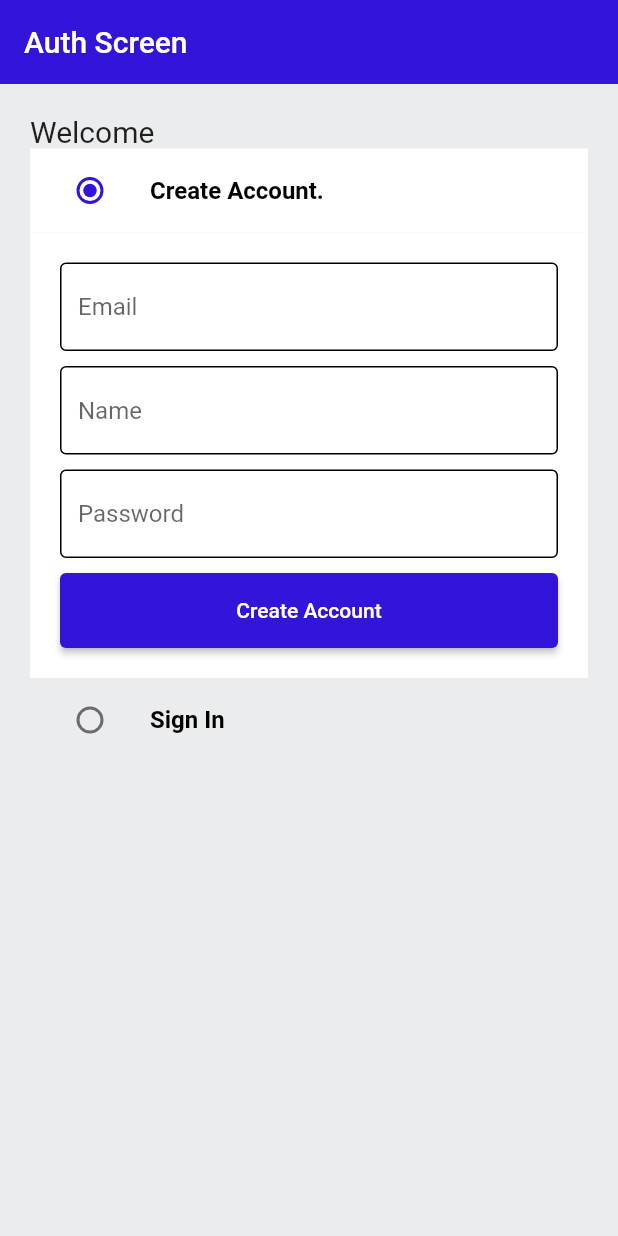
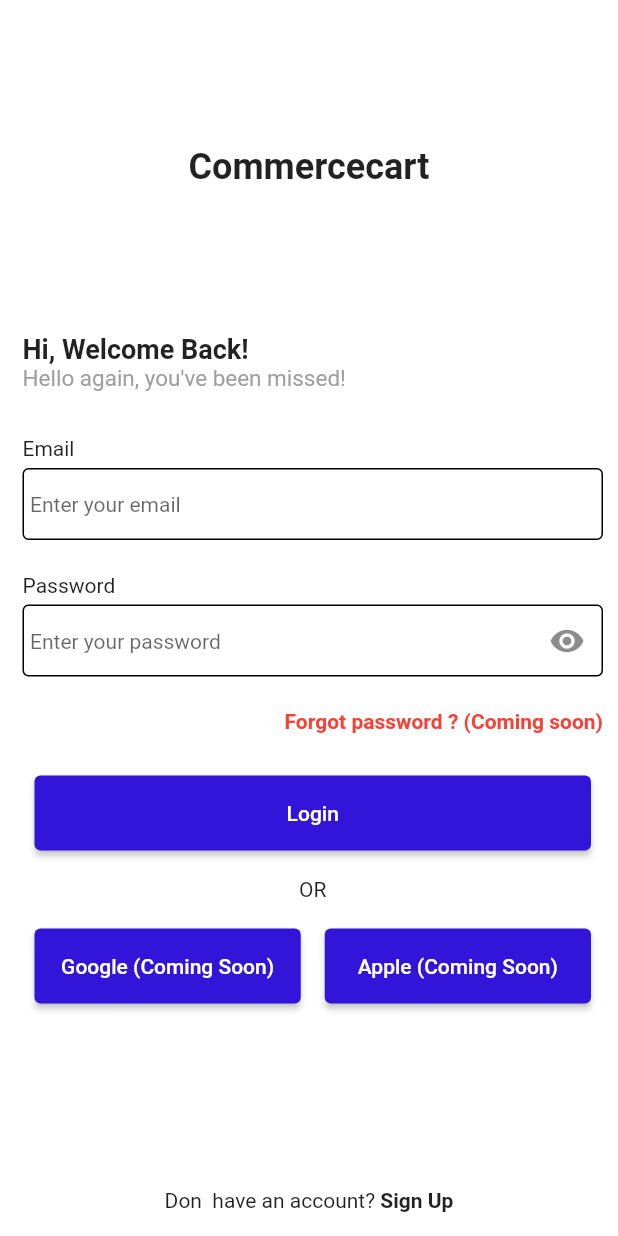
Before and after one commit to yashrajjain726/commercecart, a Flutter app: the screen it shows after launch, on a phone screen of 412 x 824 dp. Run offline on Flutter 3.47's test engine with Material 2 defaults, Android fonts, the light colour scheme and no system bars; our stand-ins replace badges, carousel_slider, dotted_border, file_picker, fl_chart, flutter_rating_bar and 1 more; missing offline and left inert: cloudinary_public, pay.

Commit message:
ui changes added for login and signup

```diff
--- /dev/null
+++ b/lib/common/ui_widgets/custom_button.dart
@@ -0,0 +1,32 @@
+import 'package:flutter/material.dart';
+
+class CustomButton extends StatelessWidget {
+  final double? width;
+  final double? height;
+  final VoidCallback onPressed;
+  final String text;
+  final TextStyle? textStyle;
+  const CustomButton(
+      {super.key,
+      this.width,
+      this.height,
+      required this.onPressed,
+      required this.text,
+      this.textStyle});
+
+  @override
+  Widget build(BuildContext context) {
+    return Padding(
+      padding: const EdgeInsets.all(8.0),
+      child: ElevatedButton(
+          style: ButtonStyle(
+              minimumSize: MaterialStateProperty.all(
+                  Size(width ?? double.infinity, height ?? 50))),
+          onPressed: onPressed,
+          child: Text(
+            text,
+            style: textStyle,
+          )),
+    );
+  }
+}
--- /dev/null
+++ b/lib/common/ui_widgets/custom_textfield.dart
@@ -0,0 +1,77 @@
+import 'package:flutter/material.dart';
+
+class CustomTextField extends StatefulWidget {
+  final String text;
+  final double? height;
+  final TextEditingController controller;
+  final String hintText;
+  final int? maxLines;
+  final bool? obscure;
+  final Function(String? value) validator;
+
+  const CustomTextField(
+      {super.key,
+      required this.text,
+      this.height = 70,
+      required this.controller,
+      required this.hintText,
+      this.maxLines = 1,
+      this.obscure = false,
+      required this.validator});
+
+  @override
+  State<CustomTextField> createState() => _CustomTextFieldState();
+}
+
+class _CustomTextFieldState extends State<CustomTextField> {
+  bool passwordVisible = false;
+
+  @override
+  void initState() {
+    super.initState();
+    passwordVisible = true;
+  }
+
+  @override
+  Widget build(BuildContext context) {
+    return Column(
+      crossAxisAlignment: CrossAxisAlignment.start,
+      children: [
+        Text(widget.text),
+        const SizedBox(height: 5),
+        SizedBox(
+          height: widget.height ?? 70,
+          child: TextFormField(
+            maxLines: widget.maxLines ?? 1,
+            controller: widget.controller,
+            obscureText: widget.obscure == true ? passwordVisible : false,
+            validator: (value) => widget.validator(value),
+            decoration: InputDecoration(
+              suffixIcon: widget.obscure == true
+                  ? IconButton(
+                      icon: Icon(passwordVisible
+                          ? Icons.visibility
+                          : Icons.visibility_off),
+                      onPressed: () {
+                        setState(
+                          () {
+                            passwordVisible = !passwordVisible;
+                          },
+                        );
+                      })
+                  : null,
+              alignLabelWithHint: false,
+              hintText: widget.hintText,
+              hintStyle: const TextStyle(fontSize: 14),
+              contentPadding: const EdgeInsets.all(5),
+              border: const OutlineInputBorder(
+                  borderSide: BorderSide(color: Colors.black)),
+              enabledBorder: const OutlineInputBorder(
+                  borderSide: BorderSide(color: Colors.black)),
+            ),
+          ),
+        ),
+      ],
+    );
+  }
+}
--- a/lib/constants/utils.dart
+++ b/lib/constants/utils.dart
@@ -26,6 +26,14 @@ String? validateEmail(String? value, String text) {
   return null;
 }
 
+validateConfirmPassword(String? passValue, String? confirmPassValue) {
+  checkNullAndEmpty(confirmPassValue, 'confirm password');
+  if (confirmPassValue != passValue) {
+    return 'Your confirm password doesn\t match with password';
+  }
+  return null;
+}
+
 Future<List<File>> pickImages() async {
   List<File> images = [];
   try {
--- a/lib/features/auth/screens/auth_screen.dart
+++ /dev/null
@@ -1,175 +0,0 @@
-import 'package:commercecart/common/widgets/custom_button.dart';
-import 'package:commercecart/common/widgets/custom_textformfield.dart';
-import 'package:commercecart/constants/globals.dart';
-import 'package:commercecart/constants/utils.dart';
-import 'package:commercecart/features/auth/services/auth_service.dart';
-import 'package:flutter/material.dart';
-
-enum Auth { signin, signup }
-
-class AuthScreen extends StatefulWidget {
-  static const String routeName = '/auth';
-  const AuthScreen({super.key});
-
-  @override
-  State<AuthScreen> createState() => _AuthScreenState();
-}
-
-class _AuthScreenState extends State<AuthScreen> {
-  final TextEditingController _emailController = TextEditingController();
-  final TextEditingController _passwordController = TextEditingController();
-  final TextEditingController _nameController = TextEditingController();
-  final AuthService authService = AuthService();
-
-  final GlobalKey<FormState> _signInKey = GlobalKey();
-  final GlobalKey<FormState> _signUpKey = GlobalKey();
-  Auth _auth = Auth.signup;
-
-  @override
-  void dispose() {
-    super.dispose();
-    _emailController.dispose();
-    _passwordController.dispose();
-    _nameController.dispose();
-  }
-
-  @override
-  Widget build(BuildContext context) {
-    return Scaffold(
-      backgroundColor: Globals.greyBackgroundCOlor,
-      appBar: AppBar(title: const Text('Auth Screen')),
-      body: SafeArea(
-          child: Padding(
-        padding: const EdgeInsets.all(20),
-        child: Column(
-          crossAxisAlignment: CrossAxisAlignment.start,
-          children: [
-            const Text(
-              'Welcome',
-              style: TextStyle(fontSize: 20),
-            ),
-            ListTile(
-              selected: _auth == Auth.signup,
-              selectedTileColor: Colors.white,
-              leading: Radio(
-                activeColor: Globals.secondaryColor,
-                value: Auth.signup,
-                groupValue: _auth,
-                onChanged: (Auth? _val) {
-                  setState(() {
-                    _auth = _val!;
-                  });
-                },
-              ),
-              title: const Text(
-                'Create Account.',
-                style:
-                    TextStyle(fontWeight: FontWeight.bold, color: Colors.black),
-              ),
-            ),
-            _auth == Auth.signup
-                ? Container(
-                    color: Colors.white,
-                    padding: const EdgeInsets.all(20),
-                    child: Form(
-                      key: _signUpKey,
-                      child: Column(
-                        children: [
-                          CustomTextFormField(
-                              validator: (value) =>
-                                  validateEmail(value, 'email'),
-                              controller: _emailController,
-                              hintText: 'Email'),
-                          const SizedBox(height: 10),
-                          CustomTextFormField(
-                              validator: (value) =>
-                                  checkNullAndEmpty(value, 'name'),
-                              controller: _nameController,
-                              hintText: 'Name'),
-                          const SizedBox(height: 10),
-                          CustomTextFormField(
-                              validator: (value) =>
-                                  checkNullAndEmpty(value, 'password'),
-                              obscure: true,
-                              controller: _passwordController,
-                              hintText: 'Password'),
-                          const SizedBox(height: 10),
-                          CustomButton(
-                              text: Text('Create Account'),
-                              onPressed: () {
-                                if (_signUpKey.currentState!.validate()) {
-                                  authService.signUpUser(
-                                    context: context,
-                                    email: _emailController.text,
-                                    password: _passwordController.text,
-                                    name: _nameController.text,
-                                  );
-                                }
-                              })
-                        ],
-                      ),
-                    ),
-                  )
-                : const SizedBox.shrink(),
-            ListTile(
-              selected: _auth == Auth.signin,
-              selectedTileColor: Colors.white,
-              leading: Radio(
-                activeColor: Globals.secondaryColor,
-                value: Auth.signin,
-                groupValue: _auth,
-                onChanged: (Auth? _val) {
-                  setState(() {
-                    _auth = _val!;
-                  });
-                },
-              ),
-              title: const Text(
-                'Sign In',
-                style:
-                    TextStyle(fontWeight: FontWeight.bold, color: Colors.black),
-              ),
-            ),
-            _auth == Auth.signin
-                ? Container(
-                    decoration: const BoxDecoration(color: Colors.white),
-                    padding: const EdgeInsets.all(20),
-                    child: Form(
-                      key: _signInKey,
-                      child: Column(
-                        children: [
-                          CustomTextFormField(
-                              validator: (value) =>
-                                  validateEmail(value, 'email'),
-                              controller: _emailController,
-                              hintText: 'Email'),
-                          const SizedBox(height: 10),
-                          CustomTextFormField(
-                              validator: (value) =>
-                                  checkNullAndEmpty(value, 'password'),
-                              obscure: true,
-                              controller: _passwordController,
-                              hintText: 'Password'),
-                          const SizedBox(height: 10),
-                          CustomButton(
-                              text: Text('Sign In'),
-                              onPressed: () {
-                                if (_signInKey.currentState!.validate()) {
-                                  authService.sigInUser(
-                                    context: context,
-                                    email: _emailController.text,
-                                    password: _passwordController.text,
-                                  );
-                                }
-                              })
-                        ],
-                      ),
-                    ),
-                  )
-                : const SizedBox.shrink(),
-          ],
-        ),
-      )),
-    );
-  }
-}
--- /dev/null
+++ b/lib/features/auth/screens/login_screen.dart
@@ -0,0 +1,160 @@
+import 'package:commercecart/common/ui_widgets/custom_button.dart';
+import 'package:commercecart/common/ui_widgets/custom_textfield.dart';
+import 'package:commercecart/common/ui_widgets/loader.dart';
+import 'package:commercecart/constants/utils.dart';
+import 'package:commercecart/features/auth/screens/signup_screeen.dart';
+import 'package:commercecart/features/auth/services/auth_service.dart';
+import 'package:flutter/material.dart';
+
+class LoginScreen extends StatefulWidget {
+  static const String routeName = '/login';
+  const LoginScreen({super.key});
+
+  @override
+  State<LoginScreen> createState() => _LoginScreenState();
+}
+
+class _LoginScreenState extends State<LoginScreen> {
+  late TextEditingController _emailController;
+  late TextEditingController _passwordController;
+  final GlobalKey<FormState> _signInKey = GlobalKey();
+  final AuthService authService = AuthService();
+
+  @override
+  void initState() {
+    super.initState();
+    _emailController = TextEditingController();
+    _passwordController = TextEditingController();
+  }
+
+  @override
+  void dispose() {
+    super.dispose();
+    _emailController.dispose();
+    _passwordController.dispose();
+  }
+
+  @override
+  Widget build(BuildContext context) {
+    return Scaffold(
+        floatingActionButtonLocation: FloatingActionButtonLocation.centerFloat,
+        floatingActionButton: Container(
+            alignment: Alignment.bottomCenter,
+            child: Row(
+              mainAxisAlignment: MainAxisAlignment.center,
+              children: [
+                const Text('Don\t have an account? '),
+                GestureDetector(
+                  onTap: () => Navigator.pushReplacementNamed(
+                      context, SignUpScreen.routeName),
+                  child: const Text(
+                    'Sign Up',
+                    style: TextStyle(fontWeight: FontWeight.bold),
+                  ),
+                ),
+              ],
+            )),
+        body: SingleChildScrollView(
+          child: Column(
+            crossAxisAlignment: CrossAxisAlignment.start,
+            mainAxisAlignment: MainAxisAlignment.start,
+            children: [
+              Padding(
+                padding: const EdgeInsets.all(8.0),
+                child: Container(
+                  alignment: Alignment.center,
+                  width: double.infinity,
+                  height: MediaQuery.of(context).size.height / 4,
+                  child: const Text(
+                    'Commercecart',
+                    style: TextStyle(fontSize: 24, fontWeight: FontWeight.bold),
+                  ),
+                ),
+              ),
+              Padding(
+                padding: const EdgeInsets.only(left: 15, right: 10),
+                child: SizedBox(
+                  child: Form(
+                    key: _signInKey,
+                    child: Column(
+                      crossAxisAlignment: CrossAxisAlignment.start,
+                      children: [
+                        const Text(
+                          'Hi, Welcome Back!',
+                          style: TextStyle(
+                              fontSize: 18, fontWeight: FontWeight.bold),
+                        ),
+                        const Text(
+                          'Hello again, you\'ve been missed!',
+                          style: TextStyle(
+                            color: Colors.grey,
+                            fontSize: 15,
+                          ),
+                        ),
+                        const SizedBox(
+                          height: 30,
+                        ),
+                        CustomTextField(
+                          text: 'Email',
+                          controller: _emailController,
+                          hintText: 'Enter your email',
+                          validator: (String? value) =>
+                              validateEmail(value, 'email'),
+                        ),
+                        CustomTextField(
+                            text: 'Password',
+                            obscure: true,
+                            controller: _passwordController,
+                            hintText: 'Enter your password',
+                            validator: (String? value) =>
+                                checkNullAndEmpty(value, 'password')),
+                        const SizedBox(
+                          width: double.infinity,
+                          child: Text(
+                            'Forgot password ? (Coming soon)',
+                            textAlign: TextAlign.end,
+                            style: TextStyle(
+                                color: Colors.red, fontWeight: FontWeight.bold),
+                          ),
+                        ),
+                        const SizedBox(height: 20),
+                        Column(
+                          children: [
+                            CustomButton(
+                                onPressed: () {
+                                  if (_signInKey.currentState!.validate()) {
+                                    authService.sigInUser(
+                                      context: context,
+                                      email: _emailController.text,
+                                      password: _passwordController.text,
+                                    );
+                                  }
+                                },
+                                text: 'Login'),
+                            const SizedBox(height: 10),
+                            const Text('OR'),
+                            const SizedBox(height: 10),
+                            Row(
+                              children: [
+                                Expanded(
+                                    child: CustomButton(
+                                        onPressed: () {},
+                                        text: 'Google (Coming Soon)')),
+                                Expanded(
+                                    child: CustomButton(
+                                        onPressed: () {},
+                                        text: 'Apple (Coming Soon)')),
+                              ],
+                            ),
+                          ],
+                        )
+                      ],
+                    ),
+                  ),
+                ),
+              ),
+            ],
+          ),
+        ));
+  }
+}
--- a/lib/main.dart
+++ b/lib/main.dart
@@ -2,7 +2,7 @@ import 'package:commercecart/common/widgets/admin_bottom_bar.dart';
 import 'package:commercecart/common/widgets/user_bottombar.dart';
 import 'package:commercecart/constants/globals.dart';
 import 'package:commercecart/constants/routes.dart';
-import 'package:commercecart/features/auth/screens/auth_screen.dart';
+import 'package:commercecart/features/auth/screens/login_screen.dart';
 import 'package:commercecart/features/auth/services/auth_service.dart';
 import 'package:commercecart/providers/product_provider.dart';
 import 'package:commercecart/providers/user_provider.dart';
@@ -49,7 +49,7 @@ class _MyAppState extends State<MyApp> {
               : (context.watch<UserProvider>().user.type == "admin")
                   ? const AdminBottomBar()
                   : null
-          : const AuthScreen(),
+          : const LoginScreen(),
     );
   }
 }
```
Also changed, not shown: lib/common/ui_widgets/loader.dart (added, +18 -0 lines), lib/constants/routes.dart (+6 -3 lines), lib/features/auth/screens/signup_screeen.dart (added, +171 -0 lines), lib/features/auth/services/auth_service.dart (+10 -2 lines), pubspec.yaml (+4 -4 lines).
